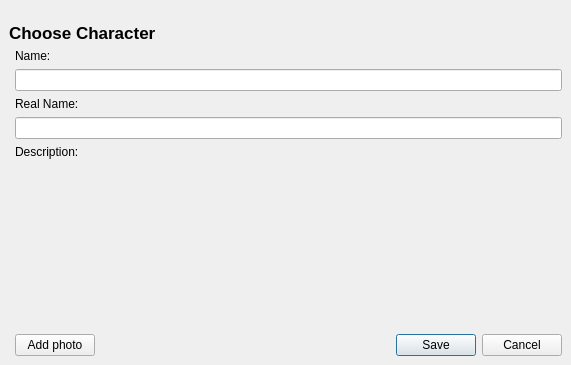
Above: src/UserInterfaceLayer/Characters/CharactersDataEdit/CharactersDataEdit.ui from dimkanovikov/KITScenarist before the change. Below: the same form after it.
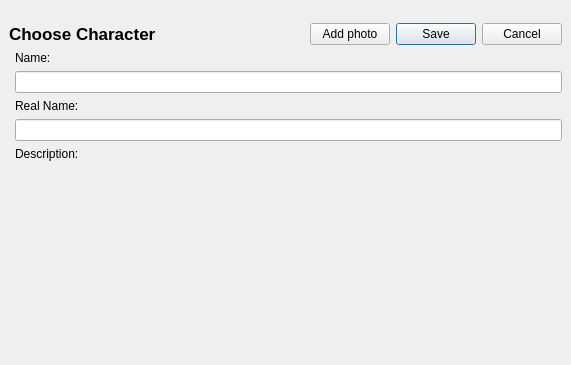
That is the form after the change. Custom widgets are drawn as their Qt base class.

What changed in the file:
```diff
--- a/src/UserInterfaceLayer/Characters/CharactersDataEdit/CharactersDataEdit.ui
+++ b/src/UserInterfaceLayer/Characters/CharactersDataEdit/CharactersDataEdit.ui
@@ -46,6 +46,8 @@
      </property>
      <layout class="QGridLayout" name="gridLayout">
       <item row="0" column="0" colspan="2">
+       <layout class="QHBoxLayout" name="horizontalLayout">
+        <item>
        <widget class="QLabel" name="sourceName">
         <property name="font">
          <font>
@@ -62,7 +64,49 @@
         </property>
        </widget>
       </item>
-      <item row="1" column="0" rowspan="7">
+        <item>
+         <spacer name="horizontalSpacer">
+          <property name="orientation">
+           <enum>Qt::Horizontal</enum>
+          </property>
+          <property name="sizeHint" stdset="0">
+           <size>
+            <width>40</width>
+            <height>20</height>
+           </size>
+          </property>
+         </spacer>
+        </item>
+        <item>
+         <widget class="QPushButton" name="addPhoto">
+          <property name="text">
+           <string>Add photo</string>
+          </property>
+         </widget>
+        </item>
+        <item>
+         <widget class="QPushButton" name="save">
+          <property name="text">
+           <string>Save</string>
+          </property>
+          <property name="autoDefault">
+           <bool>true</bool>
+          </property>
+          <property name="default">
+           <bool>true</bool>
+          </property>
+         </widget>
+        </item>
+        <item>
+         <widget class="QPushButton" name="cancel">
+          <property name="text">
+           <string>Cancel</string>
+          </property>
+         </widget>
+        </item>
+       </layout>
+      </item>
+      <item row="1" column="0" rowspan="6">
        <widget class="PhotosChooser" name="photos" native="true"/>
       </item>
       <item row="1" column="1">
@@ -102,50 +146,6 @@
         </property>
        </widget>
       </item>
-      <item row="7" column="1">
-       <layout class="QHBoxLayout" name="horizontalLayout">
-        <item>
-         <widget class="QPushButton" name="addPhoto">
-          <property name="text">
-           <string>Add photo</string>
-          </property>
-         </widget>
-        </item>
-        <item>
-         <spacer name="horizontalSpacer">
-          <property name="orientation">
-           <enum>Qt::Horizontal</enum>
-          </property>
-          <property name="sizeHint" stdset="0">
-           <size>
-            <width>40</width>
-            <height>20</height>
-           </size>
-          </property>
-         </spacer>
-        </item>
-        <item>
-         <widget class="QPushButton" name="save">
-          <property name="text">
-           <string>Save</string>
-          </property>
-          <property name="autoDefault">
-           <bool>true</bool>
-          </property>
-          <property name="default">
-           <bool>true</bool>
-          </property>
-         </widget>
-        </item>
-        <item>
-         <widget class="QPushButton" name="cancel">
-          <property name="text">
-           <string>Cancel</string>
-          </property>
-         </widget>
-        </item>
-       </layout>
-      </item>
      </layout>
     </widget>
    </item>
```
Lines whose indentation alone changed are shown as unchanged.
